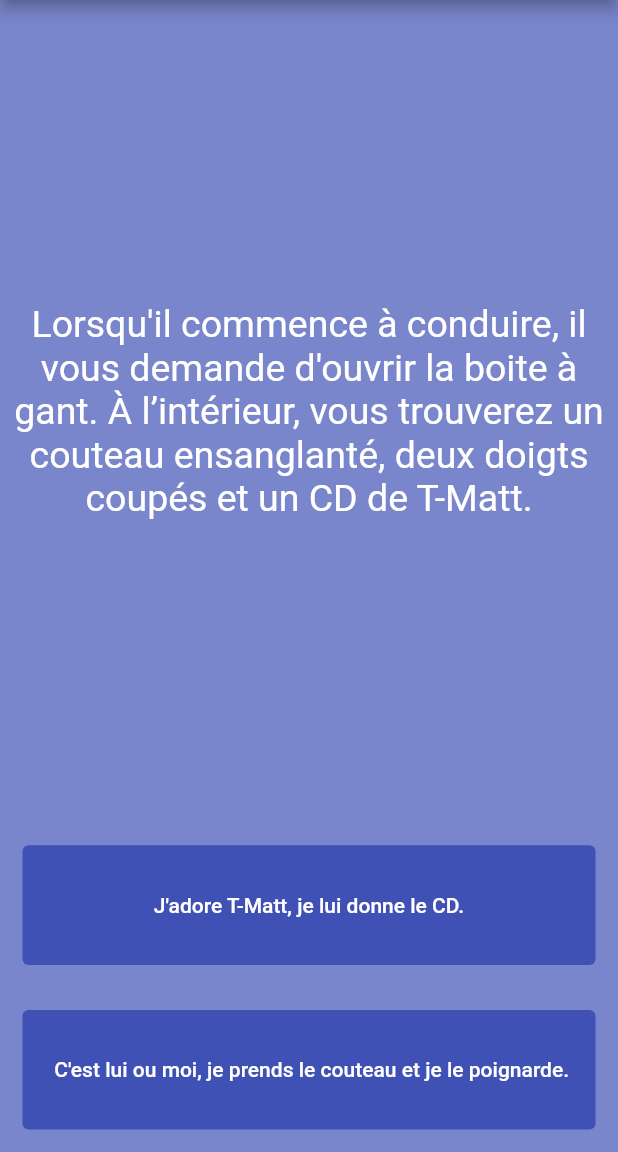
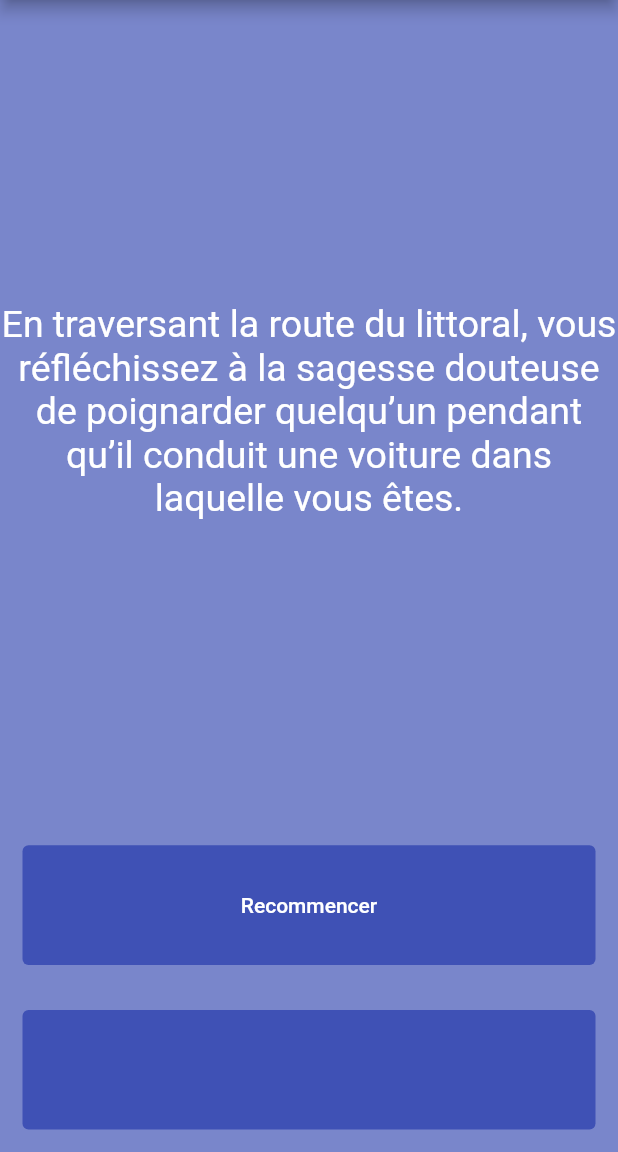
Before and after one commit to Binique/story, a Flutter app: the Story2 screen opened directly, after a tap on "C'est lui ou moi, je prends le couteau e", on a phone screen of 412 x 824 dp, the part 84-1236 px from its top. Run offline on Flutter 3.47's test engine with Material 2 defaults, Android fonts, the phone set to English and light mode, and no system bars.

```diff
--- a/lib/main.dart
+++ b/lib/main.dart
@@ -188,7 +188,10 @@ class Story2 extends StatelessWidget {
                 child: TextButton(
                   style: TextButton.styleFrom(backgroundColor: Colors.indigo.shade500),
                   onPressed: () {
-
+                    Navigator.push(
+                      context,
+                      MaterialPageRoute(builder: (context) => const Story4()),
+                    );
                   },
                   child:Text(" C'est lui ou moi, je prends le couteau et je le poignarde.",
                       style: TextStyle(color: Colors.white,)
@@ -262,3 +265,63 @@ class Story3 extends StatelessWidget {
     );
   }
 }
+class Story4 extends StatelessWidget {
+  const Story4 ({Key? key}) : super(key: key);
+
+  @override
+  Widget build(BuildContext context) {
+    return Scaffold(
+      backgroundColor: Colors.indigo.shade300,
+      appBar: AppBar(
+        backgroundColor: Colors.indigo.shade400,
+        title: Center(
+            child: const Text('Destiny')
+        ),
+      ),
+      body: Center(
+        child:
+        Column(
+          crossAxisAlignment: CrossAxisAlignment.stretch,
+          children: [
+            Expanded(
+              flex: 5,
+              child: Center(
+                child: Text( "En traversant la route du littoral, vous réfléchissez à la sagesse douteuse de poignarder quelqu’un pendant qu’il conduit une voiture dans laquelle vous êtes.",
+                  style: TextStyle(color: Colors.white,fontSize: 25.0),textAlign: TextAlign.center,
+                ),
+              ),
+            ),
+            Expanded(
+              child:Padding(
+                padding: const EdgeInsets.all(15.0),
+                child: TextButton(
+                  style: TextButton.styleFrom(backgroundColor: Colors.indigo.shade500),
+                  onPressed: () {
+
+                  },
+                  child:Text("Recommencer",
+                      style: TextStyle(color: Colors.white,)
+                  ),
+                ),
+              ),
+            ),
+            Expanded(
+              child:Padding(
+                padding: const EdgeInsets.all(15.0),
+                child: TextButton(
+                  style: TextButton.styleFrom(backgroundColor: Colors.indigo.shade500),
+                  onPressed: () {
+
+                  },
+                  child:Text("",
+                      style: TextStyle(color: Colors.white,)
+                  ),
+                ),
+              ),
+            ),
+          ],
+        ),
+      ),
+    );
+  }
+}
```
